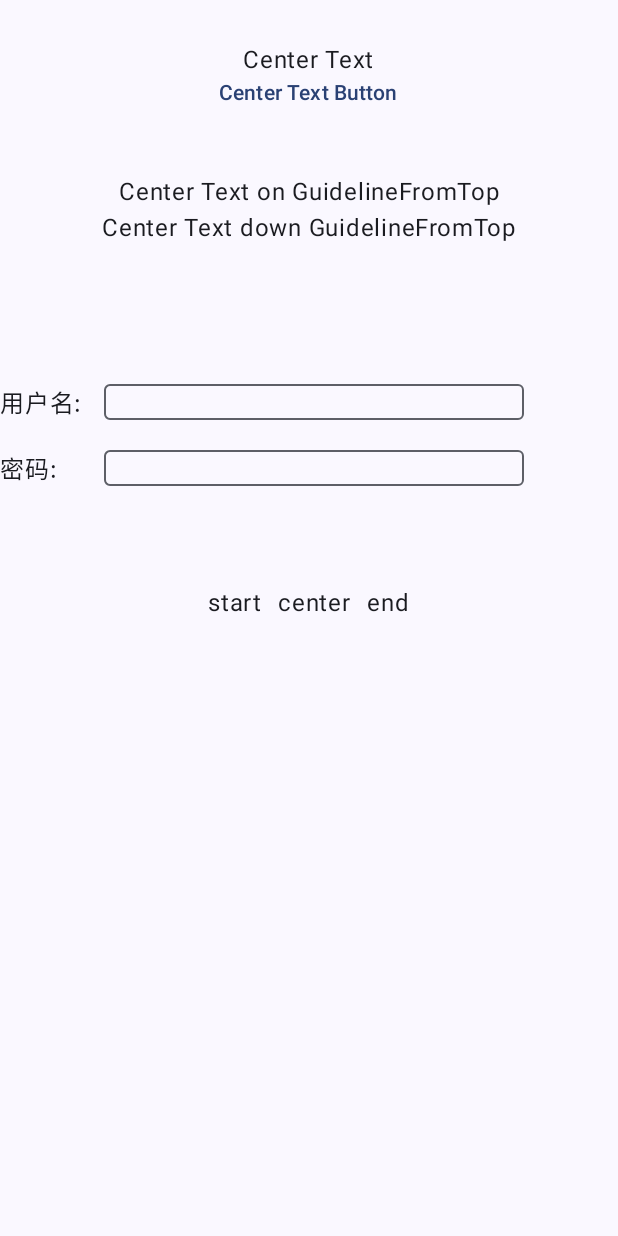
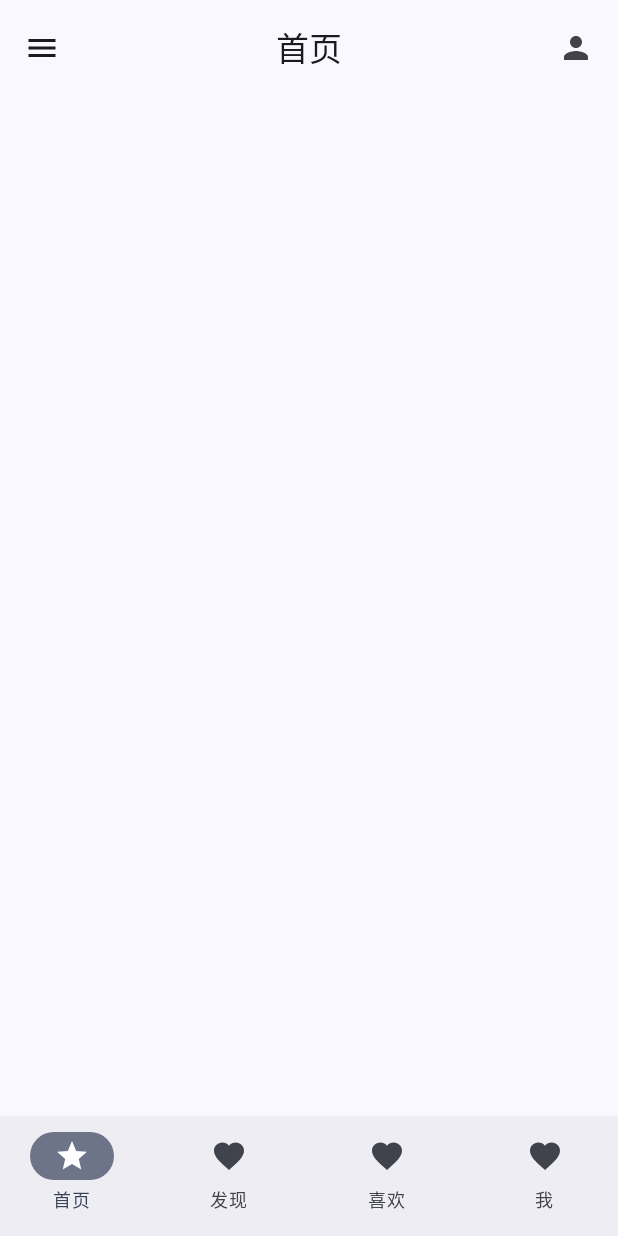
Before and after one commit to eGpx-jqx/AndroidDemoCompose, an Android app built with Jetpack Compose: the screen it shows after launch (MainActivity), on a phone screen of 412 x 824 dp. Run offline under Robolectric (Android 15) with nearby library versions, the phone set to English and light mode, and no system bars; our stand-ins replace constraintlayout-compose.

Commit message:
ScaffoldDemo part

```diff
--- a/app/src/main/java/com/example/androiddemo/MainActivity.kt
+++ b/app/src/main/java/com/example/androiddemo/MainActivity.kt
@@ -30,7 +30,7 @@ class MainActivity : ComponentActivity() {
 @Composable
 fun Greeting(name: String, modifier: Modifier = Modifier) {
 
-    ConstraintLayoutDemo()
+    ScaffoldDemo()
 }
 
 @Preview(showBackground = true)
--- a/app/src/main/java/com/example/androiddemo/widget/LayoutDemo.kt
+++ b/app/src/main/java/com/example/androiddemo/widget/LayoutDemo.kt
@@ -1,22 +1,32 @@
 package com.example.androiddemo.widget
 
+import android.annotation.SuppressLint
+import android.widget.Toast
 import androidx.compose.foundation.clickable
 import androidx.compose.foundation.layout.*
+import androidx.compose.foundation.shape.CircleShape
 import androidx.compose.foundation.shape.RoundedCornerShape
 import androidx.compose.material.icons.Icons
-import androidx.compose.material.icons.filled.Favorite
-import androidx.compose.material.icons.filled.Share
-import androidx.compose.material.icons.filled.Star
+import androidx.compose.material.icons.filled.*
 import androidx.compose.material3.*
-import androidx.compose.runtime.Composable
+import androidx.compose.runtime.*
 import androidx.compose.ui.Modifier
 import androidx.compose.ui.draw.scale
+import androidx.compose.ui.graphics.Color
+import androidx.compose.ui.graphics.Shape
+import androidx.compose.ui.platform.LocalContext
 import androidx.compose.ui.res.painterResource
+import androidx.compose.ui.semantics.contentDescription
+import androidx.compose.ui.semantics.semantics
+import androidx.compose.ui.text.TextStyle
 import androidx.compose.ui.unit.dp
 import androidx.constraintlayout.compose.ChainStyle
 import androidx.constraintlayout.compose.ConstraintLayout
 import androidx.constraintlayout.compose.Dimension
+import com.example.androiddemo.MainActivity
 import com.example.androiddemo.R
+import kotlinx.coroutines.launch
+import kotlinx.coroutines.plus
 
 
 /**
@@ -178,14 +188,14 @@ fun ConstraintLayoutDemo() {
                 text = "用户名: ",
                 modifier = Modifier.constrainAs(userNameRef) {
                     start.linkTo(parent.start)
-                    bottom.linkTo(centerGuidLine,10.dp)
+                    bottom.linkTo(centerGuidLine, 10.dp)
                 }
             )
             Text(
                 text = "密码: ",
                 modifier = Modifier.constrainAs(passwdRef) {
                     start.linkTo(parent.start)
-                    top.linkTo(centerGuidLine,10.dp)
+                    top.linkTo(centerGuidLine, 10.dp)
                 }
             )
             OutlinedTextField(
@@ -194,7 +204,7 @@ fun ConstraintLayoutDemo() {
                 modifier = Modifier.constrainAs(userNameInRef) {
                     start.linkTo(verticalBarrier, 10.dp)
                     top.linkTo(userNameRef.top)
-                    bottom.linkTo(centerGuidLine,10.dp) //放在引导线下上面，10dp
+                    bottom.linkTo(centerGuidLine, 10.dp) //放在引导线下上面，10dp
                     height = Dimension.fillToConstraints
                 }
             )
@@ -203,7 +213,7 @@ fun ConstraintLayoutDemo() {
                 onValueChange = {},
                 modifier = Modifier.constrainAs(passwdInRef) {
                     start.linkTo(verticalBarrier, 10.dp)
-                    top.linkTo(centerGuidLine,10.dp) //放在引导线下面，10dp
+                    top.linkTo(centerGuidLine, 10.dp) //放在引导线下面，10dp
                     bottom.linkTo(passwdRef.bottom)
                     height = Dimension.fillToConstraints
                 }
@@ -219,16 +229,16 @@ fun ConstraintLayoutDemo() {
         ConstraintLayout(
             modifier = Modifier.fillMaxWidth().height(150.dp)
         ) {
-            val (start,center,end) = createRefs()
+            val (start, center, end) = createRefs()
             //设置水平Chain
-            createHorizontalChain(start,center,end, chainStyle = ChainStyle.Packed)
-            Text(text = "start", modifier = Modifier.padding(horizontal = 5.dp).constrainAs(start){
+            createHorizontalChain(start, center, end, chainStyle = ChainStyle.Packed)
+            Text(text = "start", modifier = Modifier.padding(horizontal = 5.dp).constrainAs(start) {
                 top.linkTo(parent.top)
             })
-            Text(text = "center", modifier = Modifier.padding(horizontal = 5.dp).constrainAs(center){
+            Text(text = "center", modifier = Modifier.padding(horizontal = 5.dp).constrainAs(center) {
                 top.linkTo(parent.top)
             })
-            Text(text = "end", modifier = Modifier.padding(horizontal = 5.dp).constrainAs(end){
+            Text(text = "end", modifier = Modifier.padding(horizontal = 5.dp).constrainAs(end) {
                 top.linkTo(parent.top)
             })
         }
@@ -239,12 +249,133 @@ fun ConstraintLayoutDemo() {
 /**
  * compose脚手架示例
  */
-fun scaffoldDemo() {
+@SuppressLint("UnusedMaterial3ScaffoldPaddingParameter")
+@OptIn(ExperimentalMaterial3Api::class)
+@Composable
+fun ScaffoldDemo() {
 
-    Scaffold(
-        topBar = {},
-        bottomBar = {}
-    ) {
-        it.calculateBottomPadding()
+    //ModalNavigationDrawer
+    val drawerState = rememberDrawerState(DrawerValue.Closed)
+    val scope = rememberCoroutineScope()
+    val items = listOf(Icons.Default.Favorite, Icons.Default.Face, Icons.Default.Email)
+    val selectedItem = remember { mutableStateOf(items[0]) }
+
+
+    //bottomBar
+    var navigationBarSelectedItem by remember { mutableIntStateOf(0) }
+    val navigationBarItems = listOf("首页", "发现", "喜欢", "我")
+
+    //抽屉导航
+    ModalNavigationDrawer(
+        drawerState = drawerState,
+//        scrimColor = Color.Red,
+        drawerContent = {
+            //抽屉界面
+            ModalDrawerSheet(modifier = Modifier.fillMaxWidth(0.8f)) {
+                Text(
+                    text = "标题",
+                    style = MaterialTheme.typography.headlineMedium,
+                    modifier = Modifier.padding(30.dp)
+                )
+                items.forEachIndexed { index, item ->
+                    val isMail = index == 2
+
+                    NavigationDrawerItem(
+                        label = {
+                            val name = when (index) {
+                                0 -> "收藏文章"
+                                1 -> "粉丝"
+                                2 -> "未读邮件"
+                                else -> "unknown"
+                            }
+                            Text(text = name)
+                        },
+                        selected = item == selectedItem.value,
+                        onClick = {
+                            scope.launch { drawerState.close() }
+                            selectedItem.value = item
+                        },
+                        icon = {
+                            if (isMail) {
+                                BadgedBox(
+                                    badge = {
+                                        Badge {
+                                            Text("8", Modifier.semantics { contentDescription = "8 new notifications" })
+                                        }
+                                    }
+                                ) {
+                                    Icon(item, contentDescription = null)
+                                }
+                            } else {
+                                Icon(item, contentDescription = null)
+                            }
+                        },
+                        badge = {
+                            if (!isMail) {
+                                when (index) {
+                                    0 -> Text("5人")
+                                    1 -> Text("123篇")
+                                }
+                            }
+                        },
+                        modifier = Modifier.padding(NavigationDrawerItemDefaults.ItemPadding)
+                    )
+                }
+            }
+        },
+
+        ) {
+        //这里是收起抽屉后的界面
+        Scaffold(
+            topBar = {
+                CenterAlignedTopAppBar(
+                    title = { Text("首页") },
+                    navigationIcon = {
+                        IconButton(
+                            onClick = {
+                                scope.launch { drawerState.open() }
+                            }
+                        ) {
+                            Icon(imageVector = Icons.Filled.Menu, contentDescription = "menu-------")
+                        }
+                    },
+                    actions = {
+                        IconButton(
+                            onClick = {
+//                                Toast.makeText( LocalContext.current, "action icon clicked", Toast.LENGTH_LONG)
+//                                    .show()
+                            }
+                        ) {
+                            Icon(imageVector = Icons.Filled.Person, contentDescription = "person-------")
+                        }
+                    }
+                )
+            },
+            bottomBar = {
+                NavigationBar {
+                    navigationBarItems.forEachIndexed { index, item ->
+                        NavigationBarItem(
+                            selected = index == navigationBarSelectedItem,
+                            onClick = { navigationBarSelectedItem = index },
+                            label = { Text(item) },
+                            icon = {
+                                if (index == navigationBarSelectedItem) {
+                                    Icon(imageVector = Icons.Filled.Star, contentDescription = item)
+                                } else {
+                                    Icon(imageVector = Icons.Filled.Favorite, contentDescription = item)
+                                }
+
+                            }
+
+                        )
+                    }
+                }
+            }
+        ) {
+            Row {
+
+            }
+        }
+
     }
 }
```
